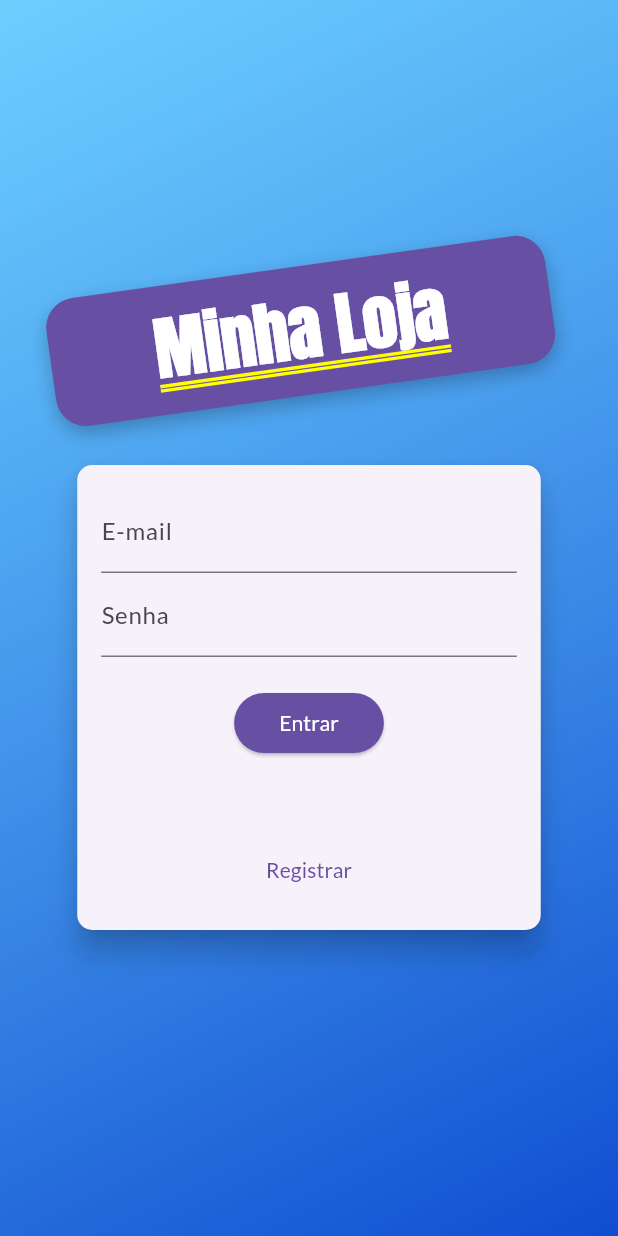
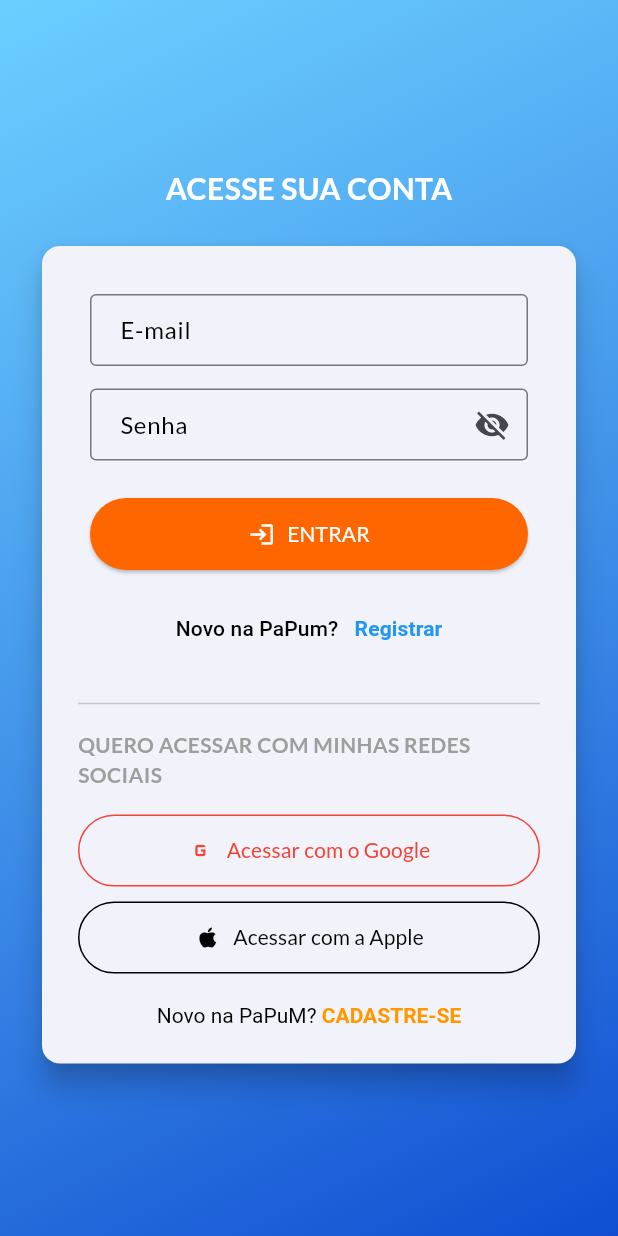
Before and after one commit to danilofreeire/minha-loja, a Flutter app: the screen it shows after launch, on a phone screen of 412 x 824 dp. Run offline on Flutter 3.47's test engine with Material 3 defaults, Android fonts, the phone set to English and light mode, and no system bars.

Commit message:
melhorando login

```diff
--- a/lib/main.dart
+++ b/lib/main.dart
@@ -10,6 +10,7 @@ import 'package:minha_loja/views/prodcuts_overview_view.dart';
 import 'package:minha_loja/views/product_detail_view.dart';
 import 'package:minha_loja/views/product_form_view.dart';
 import 'package:minha_loja/views/products_view.dart';
+import 'package:minha_loja/widgets/theme.dart';
 import 'package:provider/provider.dart';
 
 void main() {
@@ -30,11 +31,7 @@ class MyApp extends StatelessWidget {
       ],
       child: MaterialApp(
         title: 'Flutter Demo',
-        theme: ThemeData(
-          primarySwatch: Colors.purple,
-          hintColor: Colors.deepOrange,
-          fontFamily: 'Lato',
-        ),
+        theme: AppTheme.theme,
         routes: {
           AppRoutes.AUTH: (ctx) => AuthView(),
           AppRoutes.HOME: (ctx) => ProdcutsOverviewView(),
--- a/lib/views/auth_view.dart
+++ b/lib/views/auth_view.dart
@@ -1,5 +1,3 @@
-import 'dart:math';
-
 import 'package:flutter/material.dart';
 import 'package:minha_loja/widgets/auth_form.dart';
 
@@ -8,8 +6,10 @@ class AuthView extends StatelessWidget {
 
   @override
   Widget build(BuildContext context) {
-    return Stack(
+    return Scaffold(
+      body: Stack(
         children: [
+          // Fundo com gradiente
           Container(
             decoration: const BoxDecoration(
               gradient: LinearGradient(
@@ -22,46 +22,126 @@ class AuthView extends StatelessWidget {
               ),
             ),
           ),
-        Container(
-          width: double.infinity,
-          height: double.infinity,
+          // Conteúdo central
+          Center(
+            child: SingleChildScrollView(
+              padding: const EdgeInsets.symmetric(horizontal: 24),
               child: Column(
                 mainAxisAlignment: MainAxisAlignment.center,
-            crossAxisAlignment: CrossAxisAlignment.center,
                 children: [
-              Container(
+                  // Texto "ACESSE SUA CONTA"
+                  Text(
+                    'ACESSE SUA CONTA',
+                    style: TextStyle(
+                      fontSize: 20,
+                      fontWeight: FontWeight.bold,
+                      color: Theme.of(context).colorScheme.onPrimary,
+                    ),
+                  ),
+                  const SizedBox(height: 20),
+
+                  // Card com campos do AuthForm
+                  Card(
+                    elevation: 8,
+                    shape: RoundedRectangleBorder(
+                      borderRadius: BorderRadius.circular(12),
+                    ),
+                    child: Padding(
+                      padding: const EdgeInsets.all(24),
+                      child: Column(
+                        mainAxisSize: MainAxisSize.min,
+                        children: [
+                          const AuthForm(), // ← Seus campos de e-mail e senha
+                          const SizedBox(height: 10),
+
+                          const Divider(),
+                          const SizedBox(height: 10),
+
+                          // Texto social
+                          const Text(
+                            'QUERO ACESSAR COM MINHAS REDES SOCIAIS',
+                            style: TextStyle(
+                              fontWeight: FontWeight.bold,
+                              color: Colors.grey,
+                            ),
+                          ),
+                          const SizedBox(height: 16),
+
+                          // Botão Google
+                          SizedBox(
+                            width: double.infinity,
+                            child: OutlinedButton.icon(
+                              icon: const Icon(
+                                Icons.g_mobiledata,
+                                color: Colors.red,
+                              ),
+                              label: const Text(
+                                "Acessar com o Google",
+                                style: TextStyle(color: Colors.red),
+                              ),
+                              onPressed: () {},
+                              style: OutlinedButton.styleFrom(
+                                side: const BorderSide(color: Colors.red),
                                 padding: const EdgeInsets.symmetric(
-                  horizontal: 70,
-                  vertical: 10,
+                                  vertical: 14,
                                 ),
-                transform: Matrix4.rotationZ(-8 * pi / 180)..translate(-10.0),
-                margin: const EdgeInsets.only(bottom: 20),
-                decoration: BoxDecoration(
-                  color: Theme.of(context).colorScheme.primary,
-                  borderRadius: BorderRadius.circular(20),
-                  boxShadow: [
-                    BoxShadow(
-                      color: Colors.black26,
-                      blurRadius: 10,
-                      offset: const Offset(0, 5),
+                              ),
+                            ),
+                          ),
+                          const SizedBox(height: 10),
+
+                          // Botão Apple
+                          SizedBox(
+                            width: double.infinity,
+                            child: OutlinedButton.icon(
+                              icon: const Icon(
+                                Icons.apple,
+                                color: Colors.black,
+                              ),
+                              label: const Text(
+                                "Acessar com a Apple",
+                                style: TextStyle(color: Colors.black),
+                              ),
+                              onPressed: () {},
+                              style: OutlinedButton.styleFrom(
+                                side: const BorderSide(color: Colors.black),
+                                padding: const EdgeInsets.symmetric(
+                                  vertical: 14,
+                                ),
+                              ),
+                            ),
+                          ),
+                          const SizedBox(height: 20),
+
+                          // Link cadastre-se
+                          GestureDetector(
+                            onTap: () {},
+                            child: RichText(
+                              text: const TextSpan(
+                                text: 'Novo na PaPuM? ',
+                                style: TextStyle(color: Colors.black),
+                                children: [
+                                  TextSpan(
+                                    text: 'CADASTRE-SE',
+                                    style: TextStyle(
+                                      color: Colors.orange,
+                                      fontWeight: FontWeight.bold,
+                                    ),
                                   ),
                                 ],
                               ),
-                child: Text(
-                  'Minha Loja',
-                  style: TextStyle(
-                    fontSize: 45,
-                    fontFamily: 'Anton',
-                    color: Theme.of(context).colorScheme.onPrimary,
-                    fontWeight: FontWeight.bold,
+                            ),
+                          ),
+                        ],
                       ),
                     ),
                   ),
-              AuthForm(),
                 ],
               ),
             ),
+          ),
         ],
+      ),
     );
   }
 }
--- a/lib/widgets/auth_form.dart
+++ b/lib/widgets/auth_form.dart
@@ -16,79 +16,72 @@ class _AuthFormState extends State<AuthForm> {
 
   AuthMode _authMode = AuthMode.Login;
   Map<String, String> _authData = {'email': '', 'password': ''};
+
   void _switchAuthMode() {
     setState(() {
-      _authMode =
-          _authMode == AuthMode.Login ? AuthMode.Signup : AuthMode.Login;
+      _authMode = _isLogin() ? AuthMode.Signup : AuthMode.Login;
     });
   }
 
   void _submit() {
     final isValid = _globalKey.currentState?.validate() ?? false;
-    if (!isValid) {
-      return;
-    }
+    if (!isValid) return;
 
-    setState(() {
-      _isLoading = true;
-    });
+    setState(() => _isLoading = true);
     _globalKey.currentState?.save();
 
     if (_isLogin()) {
-      // Perform login logic
       print('Logging in with email: ${_authData['email']}');
     } else {
-      // Perform signup logic
       print('Signing up with email: ${_authData['email']}');
     }
 
-    setState(() {
-      _isLoading = false;
-    });
+    setState(() => _isLoading = false);
   }
 
-  bool _isLogin() {
-    return _authMode == AuthMode.Login;
-  }
-
-  bool _isSingup() {
-    return _authMode == AuthMode.Signup;
-  }
+  bool _isLogin() => _authMode == AuthMode.Login;
+  bool _isSignup() => _authMode == AuthMode.Signup;
 
   @override
   Widget build(BuildContext context) {
+    final theme = Theme.of(context);
     final deviceSize = MediaQuery.of(context).size;
 
-    return Card(
-      elevation: 8,
-      shape: RoundedRectangleBorder(borderRadius: BorderRadius.circular(10)),
-      child: Container(
-        padding: const EdgeInsets.all(16),
+    return Container(
+      padding: const EdgeInsets.all(8),
       width: deviceSize.width * 0.75,
-        height: _isLogin() ? 310 : 400,
       child: Form(
         key: _globalKey,
         child: Column(
+          mainAxisSize: MainAxisSize.min,
           children: [
+            // Campo de E-mail
             TextFormField(
-                decoration: InputDecoration(labelText: 'E-mail'),
+              decoration: const InputDecoration(
+                labelText: 'E-mail',
+                border: OutlineInputBorder(),
+              ),
               keyboardType: TextInputType.emailAddress,
               onSaved: (email) {
                 _authData['email'] = email ?? '';
               },
               validator: (_email) {
                 final email = _email ?? '';
-
-                  if (_email == null ||
-                      _email.isEmpty ||
-                      !_email.contains('@')) {
+                if (email.isEmpty || !email.contains('@')) {
                   return 'Informe um e-mail válido!';
                 }
                 return null;
               },
             ),
+            const SizedBox(height: 15),
+
+            // Campo de Senha
             TextFormField(
-                decoration: InputDecoration(labelText: 'Senha'),
+              decoration: const InputDecoration(
+                labelText: 'Senha',
+                border: OutlineInputBorder(),
+                suffixIcon: Icon(Icons.visibility_off),
+              ),
               obscureText: true,
               controller: _passwordController,
               onSaved: (password) {
@@ -96,59 +89,79 @@ class _AuthFormState extends State<AuthForm> {
               },
               validator: (_password) {
                 final password = _password ?? '';
-
-                  if (_password == null ||
-                      _password.isEmpty ||
-                      _password.length < 6) {
+                if (password.isEmpty || password.length < 6) {
                   return 'A senha deve ter pelo menos 6 caracteres!';
                 }
                 return null;
               },
             ),
-              if (_isSingup())
+            const SizedBox(height: 15),
+
+            // Campo de confirmação de senha (somente em modo Signup)
+            if (_isSignup())
               TextFormField(
-                  decoration: InputDecoration(labelText: 'Confirme a Senha'),
+                decoration: const InputDecoration(
+                  labelText: 'Confirme a Senha',
+                  border: OutlineInputBorder(),
+                ),
                 obscureText: true,
-                  validator:
-                      _isLogin()
-                          ? null
-                          : (_password) {
-                            final password = _password ?? '';
-
+                validator: (_password) {
+                  if (_isLogin()) return null;
                   if (_password != _passwordController.text) {
                     return 'As senhas não coincidem!';
                   }
                   return null;
                 },
               ),
-              const SizedBox(height: 20),
+            if (_isSignup()) const SizedBox(height: 15),
+
+            const SizedBox(height: 10),
+
+            // Botão de envio
             if (_isLoading)
-                CircularProgressIndicator()
+              const CircularProgressIndicator()
             else
-                ElevatedButton(
+              SizedBox(
+                width: double.infinity,
+                child: ElevatedButton.icon(
+                  icon: Icon(_isLogin() ? Icons.login : Icons.app_registration),
+                  label: Text(_isLogin() ? 'ENTRAR' : 'REGISTRAR'),
                   onPressed: _submit,
-                  child: Text(_isLogin() ? 'Entrar' : 'Registrar'),
                   style: ElevatedButton.styleFrom(
-                    padding: const EdgeInsets.symmetric(
-                      horizontal: 30,
-                      vertical: 8,
-                    ),
-                    shape: RoundedRectangleBorder(
-                      borderRadius: BorderRadius.circular(20),
-                    ),
-                    foregroundColor: Theme.of(context).colorScheme.onPrimary,
-                    backgroundColor: Theme.of(context).colorScheme.primary,
+                    padding: const EdgeInsets.symmetric(vertical: 14),
+                    backgroundColor: theme.colorScheme.secondary,
+                    foregroundColor: theme.colorScheme.onPrimary,
                   ),
                 ),
-              Spacer(),
+              ),
+            const SizedBox(height: 15),
+
+            // Botão para alternar entre login e cadastro
             TextButton(
               onPressed: _switchAuthMode,
-                child: Text(_isLogin() ? 'Registrar' : 'Já possui uma conta?'),
+              child: Text.rich(
+                TextSpan(
+                  children: [
+                    if (_isLogin()) ...[
+                      const TextSpan(
+                        text: 'Novo na PaPum?  ',
+                        style: TextStyle(color: Colors.black),
+                      ),
+                    ],
+                    TextSpan(
+                      text: _isLogin() ? ' Registrar' : 'Já possui uma conta?',
+                      style: TextStyle(
+                        color: Theme.of(context).colorScheme.primary,
+                        fontWeight: FontWeight.bold,
+                      ),
                     ),
                   ],
                 ),
               ),
             ),
+          ],
+        ),
+      ),
     );
   }
 }
--- /dev/null
+++ b/lib/widgets/theme.dart
@@ -0,0 +1,46 @@
+import 'package:flutter/material.dart';
+
+class AppTheme {
+  static ThemeData get theme {
+    return ThemeData(
+      useMaterial3: true,
+      fontFamily: 'Lato',
+      colorScheme: ColorScheme.fromSeed(
+        seedColor: Colors.blue,
+        primary: Colors.blue, // Azul padrão KaBuM
+        secondary: Color(0xFFFF6600), // Laranja KaBuM
+        surface: Colors.white,
+        onPrimary: Colors.white,
+        onSurface: Colors.black87,
+      ),
+      scaffoldBackgroundColor: Colors.white,
+      elevatedButtonTheme: ElevatedButtonThemeData(
+        style: ElevatedButton.styleFrom(
+          backgroundColor: Colors.blue,
+          foregroundColor: Colors.white,
+          shape: RoundedRectangleBorder(
+            borderRadius: BorderRadius.circular(30),
+          ),
+          padding: const EdgeInsets.symmetric(vertical: 14),
+        ),
+      ),
+      textButtonTheme: TextButtonThemeData(
+        style: TextButton.styleFrom(foregroundColor: Colors.blue),
+      ),
+      inputDecorationTheme: InputDecorationTheme(
+        border: OutlineInputBorder(
+          borderSide: BorderSide(color: Colors.grey.shade400),
+        ),
+        focusedBorder: const OutlineInputBorder(
+          borderSide: BorderSide(color: Colors.blue, width: 2),
+        ),
+        labelStyle: const TextStyle(color: Colors.black),
+        floatingLabelStyle: const TextStyle(color: Colors.blue),
+        contentPadding: const EdgeInsets.symmetric(
+          horizontal: 16,
+          vertical: 12,
+        ),
+      ),
+    );
+  }
+}
```
Lines whose indentation alone changed are shown as unchanged.
